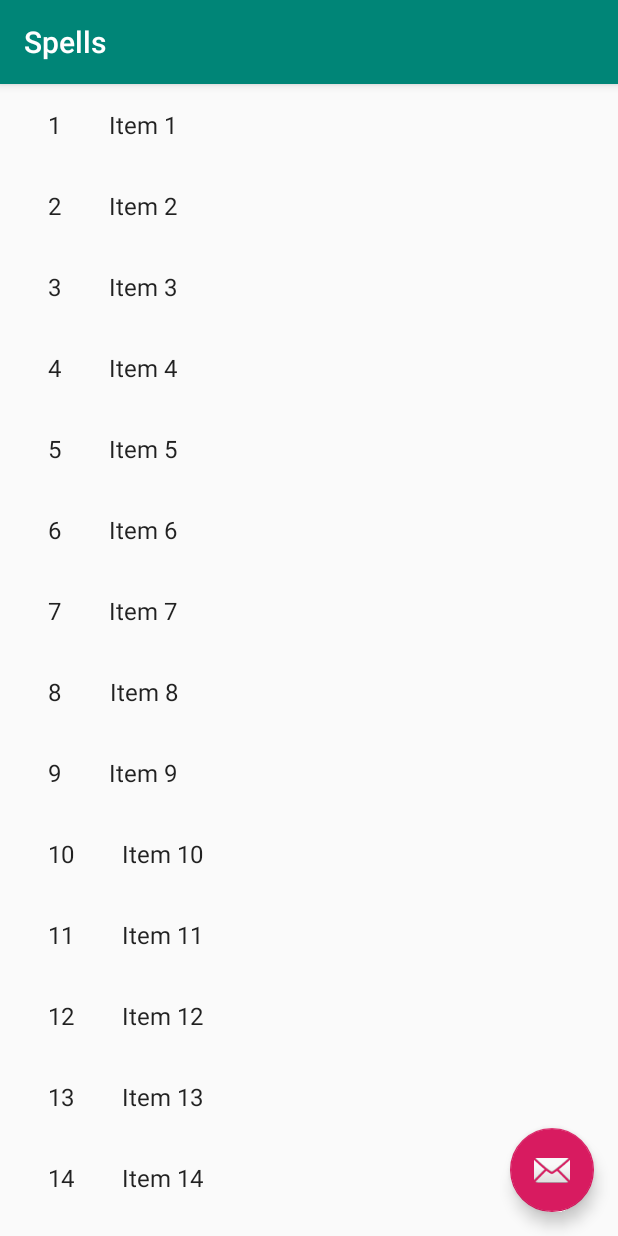
After one commit to ballj10/CO2, an Android app: the SpellListActivity screen opened directly, with no data from a screen before it, on a phone screen of 412 x 824 dp. The commit adds this screen. Run offline under Robolectric (Android 15) with nearby library versions, the phone set to English and light mode, and no system bars.

Commit message:
Initial creation of Spell Detail list

```diff
--- a/app/build.gradle
+++ b/app/build.gradle
@@ -25,6 +25,8 @@ dependencies {
     implementation 'com.android.support:support-annotations:28.0.0'
     implementation 'com.android.support.constraint:constraint-layout:1.1.3'
     implementation 'android.arch.lifecycle:extensions:1.1.1'
+    implementation 'com.android.support:support-v4:28.0.0'
+    implementation 'com.android.support:recyclerview-v7:28.0.0'
     testImplementation 'junit:junit:4.12'
     androidTestImplementation 'com.android.support.test:runner:1.0.2'
     androidTestImplementation 'com.android.support.test.espresso:espresso-core:3.0.2'
--- /dev/null
+++ b/app/src/main/java/com/example/co2/SpellListActivity.java
@@ -0,0 +1,140 @@
+package com.example.co2;
+
+import android.content.Context;
+import android.content.Intent;
+import android.os.Bundle;
+import android.support.annotation.NonNull;
+import android.support.v7.app.AppCompatActivity;
+import android.support.v7.widget.RecyclerView;
+import android.support.v7.widget.Toolbar;
+import android.support.design.widget.FloatingActionButton;
+import android.support.design.widget.Snackbar;
+import android.view.LayoutInflater;
+import android.view.View;
+import android.view.ViewGroup;
+import android.widget.TextView;
+
+import com.example.co2.dummy.DummyContent;
+
+import java.util.List;
+
+/**
+ * An activity representing a list of Spells. This activity
+ * has different presentations for handset and tablet-size devices. On
+ * handsets, the activity presents a list of items, which when touched,
+ * lead to a {@link SpellDetailActivity} representing
+ * item details. On tablets, the activity presents the list of items and
+ * item details side-by-side using two vertical panes.
+ */
+public class SpellListActivity extends AppCompatActivity {
+
+    /**
+     * Whether or not the activity is in two-pane mode, i.e. running on a tablet
+     * device.
+     */
+    private boolean mTwoPane;
+
+    @Override
+    protected void onCreate(Bundle savedInstanceState) {
+        super.onCreate(savedInstanceState);
+        setContentView(R.layout.activity_spell_list);
+
+        Toolbar toolbar = (Toolbar) findViewById(R.id.toolbar);
+        setSupportActionBar(toolbar);
+        toolbar.setTitle(getTitle());
+
+        FloatingActionButton fab = (FloatingActionButton) findViewById(R.id.fab);
+        fab.setOnClickListener(new View.OnClickListener() {
+            @Override
+            public void onClick(View view) {
+                Snackbar.make(view, "Replace with your own action", Snackbar.LENGTH_LONG)
+                        .setAction("Action", null).show();
+            }
+        });
+
+        if (findViewById(R.id.spell_detail_container) != null) {
+            // The detail container view will be present only in the
+            // large-screen layouts (res/values-w900dp).
+            // If this view is present, then the
+            // activity should be in two-pane mode.
+            mTwoPane = true;
+        }
+
+        View recyclerView = findViewById(R.id.spell_list);
+        assert recyclerView != null;
+        setupRecyclerView((RecyclerView) recyclerView);
+    }
+
+    private void setupRecyclerView(@NonNull RecyclerView recyclerView) {
+        recyclerView.setAdapter(new SimpleItemRecyclerViewAdapter(this, DummyContent.ITEMS, mTwoPane));
+    }
+
+    public static class SimpleItemRecyclerViewAdapter
+            extends RecyclerView.Adapter<SimpleItemRecyclerViewAdapter.ViewHolder> {
+
+        private final SpellListActivity mParentActivity;
+        private final List<DummyContent.DummyItem> mValues;
+        private final boolean mTwoPane;
+        private final View.OnClickListener mOnClickListener = new View.OnClickListener() {
+            @Override
+            public void onClick(View view) {
+                DummyContent.DummyItem item = (DummyContent.DummyItem) view.getTag();
+                if (mTwoPane) {
+                    Bundle arguments = new Bundle();
+                    arguments.putString(SpellDetailFragment.ARG_ITEM_ID, item.id);
+                    SpellDetailFragment fragment = new SpellDetailFragment();
+                    fragment.setArguments(arguments);
+                    mParentActivity.getSupportFragmentManager().beginTransaction()
+                            .replace(R.id.spell_detail_container, fragment)
+                            .commit();
+                } else {
+                    Context context = view.getContext();
+                    Intent intent = new Intent(context, SpellDetailActivity.class);
+                    intent.putExtra(SpellDetailFragment.ARG_ITEM_ID, item.id);
+
+                    context.startActivity(intent);
+                }
+            }
+        };
+
+        SimpleItemRecyclerViewAdapter(SpellListActivity parent,
+                                      List<DummyContent.DummyItem> items,
+                                      boolean twoPane) {
+            mValues = items;
+            mParentActivity = parent;
+            mTwoPane = twoPane;
+        }
+
+        @Override
+        public ViewHolder onCreateViewHolder(ViewGroup parent, int viewType) {
+            View view = LayoutInflater.from(parent.getContext())
+                    .inflate(R.layout.spell_list_content, parent, false);
+            return new ViewHolder(view);
+        }
+
+        @Override
+        public void onBindViewHolder(final ViewHolder holder, int position) {
+            holder.mIdView.setText(mValues.get(position).id);
+            holder.mContentView.setText(mValues.get(position).content);
+
+            holder.itemView.setTag(mValues.get(position));
+            holder.itemView.setOnClickListener(mOnClickListener);
+        }
+
+        @Override
+        public int getItemCount() {
+            return mValues.size();
+        }
+
+        class ViewHolder extends RecyclerView.ViewHolder {
+            final TextView mIdView;
+            final TextView mContentView;
+
+            ViewHolder(View view) {
+                super(view);
+                mIdView = (TextView) view.findViewById(R.id.id_text);
+                mContentView = (TextView) view.findViewById(R.id.content);
+            }
+        }
+    }
+}
--- /dev/null
+++ b/app/src/main/res/layout-w900dp/spell_list.xml
@@ -0,0 +1,39 @@
+<?xml version="1.0" encoding="utf-8"?>
+<LinearLayout xmlns:android="http://schemas.android.com/apk/res/android"
+    xmlns:app="http://schemas.android.com/apk/res-auto"
+    xmlns:tools="http://schemas.android.com/tools"
+    android:layout_width="match_parent"
+    android:layout_height="match_parent"
+    android:layout_marginLeft="16dp"
+    android:layout_marginRight="16dp"
+    android:baselineAligned="false"
+    android:divider="?android:attr/dividerHorizontal"
+    android:orientation="horizontal"
+    android:showDividers="middle"
+    tools:context=".SpellListActivity">
+
+    <!--
+    This layout is a two-pane layout for the Spells
+    master/detail flow.
+
+    -->
+
+    <android.support.v7.widget.RecyclerView xmlns:android="http://schemas.android.com/apk/res/android"
+        xmlns:tools="http://schemas.android.com/tools"
+        android:id="@+id/spell_list"
+        android:name="com.example.co2.SpellListFragment"
+        android:layout_width="@dimen/item_width"
+        android:layout_height="match_parent"
+        android:layout_marginLeft="16dp"
+        android:layout_marginRight="16dp"
+        app:layoutManager="LinearLayoutManager"
+        tools:context="com.example.co2.SpellListActivity"
+        tools:listitem="@layout/spell_list_content" />
+
+    <FrameLayout
+        android:id="@+id/spell_detail_container"
+        android:layout_width="0dp"
+        android:layout_height="match_parent"
+        android:layout_weight="3" />
+
+</LinearLayout>
--- /dev/null
+++ b/app/src/main/res/layout/activity_spell_list.xml
@@ -0,0 +1,42 @@
+<?xml version="1.0" encoding="utf-8"?>
+<android.support.design.widget.CoordinatorLayout xmlns:android="http://schemas.android.com/apk/res/android"
+    xmlns:app="http://schemas.android.com/apk/res-auto"
+    xmlns:tools="http://schemas.android.com/tools"
+    android:layout_width="match_parent"
+    android:layout_height="match_parent"
+    android:fitsSystemWindows="true"
+    tools:context=".SpellListActivity">
+
+    <android.support.design.widget.AppBarLayout
+        android:id="@+id/app_bar"
+        android:layout_width="match_parent"
+        android:layout_height="wrap_content"
+        android:theme="@style/AppTheme.AppBarOverlay">
+
+        <android.support.v7.widget.Toolbar
+            android:id="@+id/toolbar"
+            android:layout_width="match_parent"
+            android:layout_height="?attr/actionBarSize"
+            app:popupTheme="@style/AppTheme.PopupOverlay" />
+
+    </android.support.design.widget.AppBarLayout>
+
+    <FrameLayout
+        android:id="@+id/frameLayout"
+        android:layout_width="match_parent"
+        android:layout_height="match_parent"
+        app:layout_behavior="@string/appbar_scrolling_view_behavior">
+
+        <include layout="@layout/spell_list" />
+    </FrameLayout>
+
+    <android.support.design.widget.FloatingActionButton
+        android:id="@+id/fab"
+        android:layout_width="wrap_content"
+        android:layout_height="wrap_content"
+        android:layout_gravity="bottom|end"
+        android:layout_margin="@dimen/fab_margin"
+        app:srcCompat="@android:drawable/ic_dialog_email" />
+
+
+</android.support.design.widget.CoordinatorLayout>
--- /dev/null
+++ b/app/src/main/res/layout/spell_list.xml
@@ -0,0 +1,13 @@
+<?xml version="1.0" encoding="utf-8"?>
+<android.support.v7.widget.RecyclerView xmlns:android="http://schemas.android.com/apk/res/android"
+    xmlns:app="http://schemas.android.com/apk/res-auto"
+    xmlns:tools="http://schemas.android.com/tools"
+    android:id="@+id/spell_list"
+    android:name="com.example.co2.SpellListFragment"
+    android:layout_width="match_parent"
+    android:layout_height="match_parent"
+    android:layout_marginLeft="16dp"
+    android:layout_marginRight="16dp"
+    app:layoutManager="LinearLayoutManager"
+    tools:context=".SpellListActivity"
+    tools:listitem="@layout/spell_list_content" />
--- /dev/null
+++ b/app/src/main/res/layout/spell_list_content.xml
@@ -0,0 +1,20 @@
+<?xml version="1.0" encoding="utf-8"?>
+<LinearLayout xmlns:android="http://schemas.android.com/apk/res/android"
+    android:layout_width="wrap_content"
+    android:layout_height="wrap_content"
+    android:orientation="horizontal">
+
+    <TextView
+        android:id="@+id/id_text"
+        android:layout_width="wrap_content"
+        android:layout_height="wrap_content"
+        android:layout_margin="@dimen/text_margin"
+        android:textAppearance="?attr/textAppearanceListItem" />
+
+    <TextView
+        android:id="@+id/content"
+        android:layout_width="wrap_content"
+        android:layout_height="wrap_content"
+        android:layout_margin="@dimen/text_margin"
+        android:textAppearance="?attr/textAppearanceListItem" />
+</LinearLayout>
--- a/app/src/main/res/values/dimens.xml
+++ b/app/src/main/res/values/dimens.xml
@@ -2,4 +2,8 @@
     <!-- Default screen margins, per the Android Design guidelines. -->
     <dimen name="activity_horizontal_margin">16dp</dimen>
     <dimen name="activity_vertical_margin">16dp</dimen>
+    <dimen name="fab_margin">16dp</dimen>
+    <dimen name="app_bar_height">200dp</dimen>
+    <dimen name="item_width">200dp</dimen>
+    <dimen name="text_margin">16dp</dimen>
 </resources>
--- a/app/src/main/res/values/strings.xml
+++ b/app/src/main/res/values/strings.xml
@@ -9,4 +9,6 @@
     <string name="invalid_username">Not a valid username</string>
     <string name="invalid_password">Password must be >5 characters</string>
     <string name="login_failed">"Login failed"</string>
+    <string name="title_spell_list">Spells</string>
+    <string name="title_spell_detail">Spell Detail</string>
 </resources>
--- a/app/src/main/res/values/styles.xml
+++ b/app/src/main/res/values/styles.xml
@@ -8,4 +8,13 @@
         <item name="colorAccent">@color/colorAccent</item>
     </style>
 
+    <style name="AppTheme.NoActionBar">
+        <item name="windowActionBar">false</item>
+        <item name="windowNoTitle">true</item>
+    </style>
+
+    <style name="AppTheme.AppBarOverlay" parent="ThemeOverlay.AppCompat.Dark.ActionBar" />
+
+    <style name="AppTheme.PopupOverlay" parent="ThemeOverlay.AppCompat.Light" />
+
 </resources>
```
Also changed, not shown: app/src/main/AndroidManifest.xml (+14 -1 lines), app/src/main/java/com/example/co2/SpellDetailActivity.java (added, +83 -0 lines), app/src/main/java/com/example/co2/SpellDetailFragment.java (added, +69 -0 lines), app/src/main/java/com/example/co2/dummy/DummyContent.java (added, +72 -0 lines), app/src/main/res/layout/activity_spell_detail.xml (added, +54 -0 lines), app/src/main/res/layout/spell_detail.xml (added, +10 -0 lines), gradle/wrapper/gradle-wrapper.properties.
